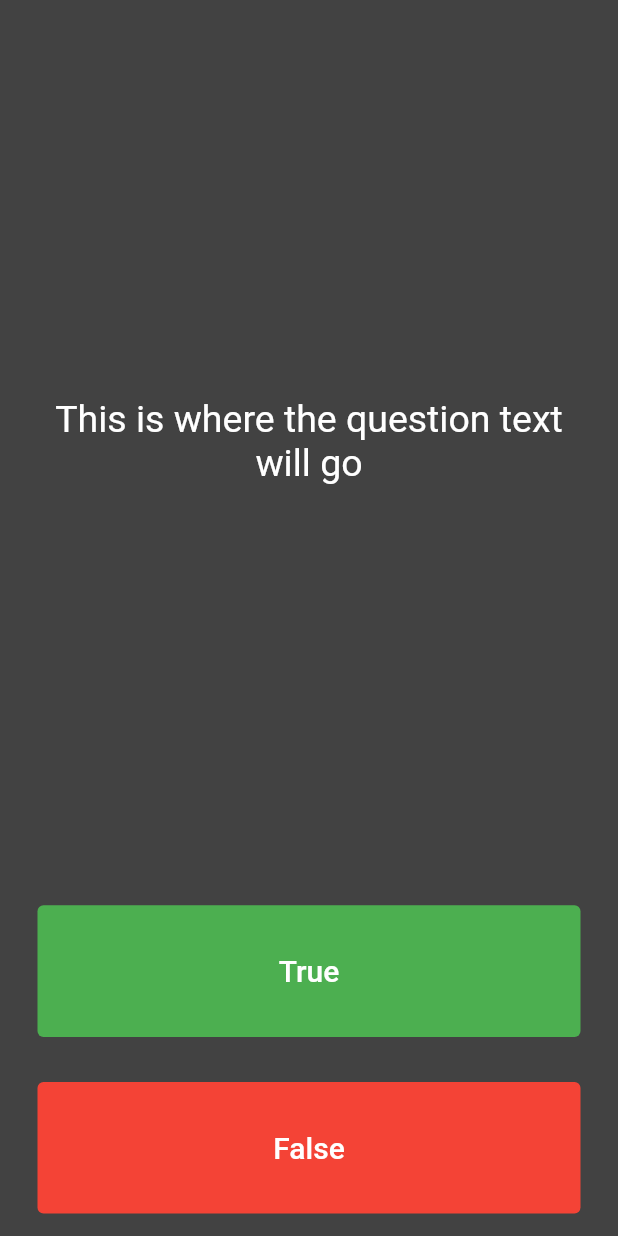
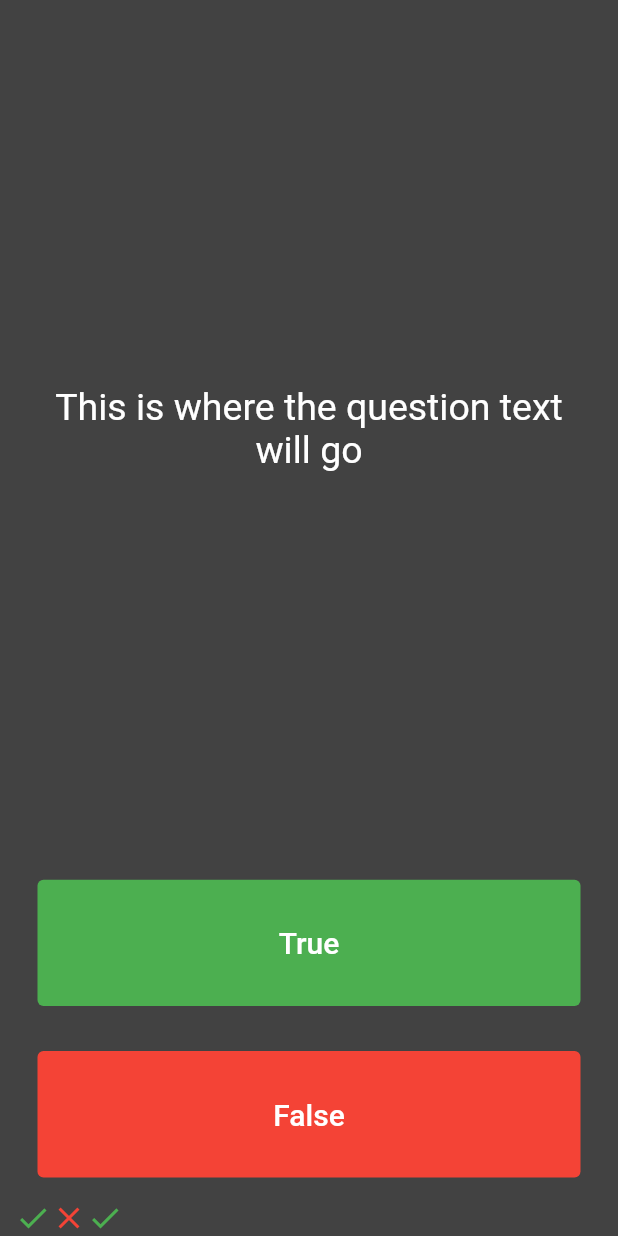
Before and after one commit to Sherange/quizzler, a Flutter app: the screen it shows after launch, after a tap on "True", on a phone screen of 412 x 824 dp. Run offline on Flutter 3.47's test engine with Material 2 defaults, Android fonts, the phone set to English and light mode, and no system bars.

Commit message:
score keeper list

```diff
--- a/lib/main.dart
+++ b/lib/main.dart
@@ -29,6 +29,16 @@ class QuizPage extends StatefulWidget {
 }
 
 class _QuizPageState extends State<QuizPage> {
+  List<Widget> scoreKeeper = [
+    const Icon(
+      Icons.check,
+      color: Colors.green,
+    ),
+    const Icon(
+      Icons.close,
+      color: Colors.red,
+    )
+  ];
   @override
   Widget build(BuildContext context) {
     return Column(
@@ -55,7 +65,14 @@ class _QuizPageState extends State<QuizPage> {
                 style: ButtonStyle(
                   backgroundColor: MaterialStateProperty.all(Colors.green),
                 ),
-                onPressed: () {},
+                onPressed: () {
+                  setState(() {
+                    scoreKeeper.add(const Icon(
+                      Icons.check,
+                      color: Colors.green,
+                    ));
+                  });
+                },
                 child: const Text(
                   'True',
                   style: TextStyle(fontSize: 20.0, color: Colors.white),
@@ -70,13 +87,23 @@ class _QuizPageState extends State<QuizPage> {
                 style: ButtonStyle(
                   backgroundColor: MaterialStateProperty.all(Colors.red),
                 ),
-                onPressed: () {},
+                onPressed: () {
+                  setState(() {
+                    scoreKeeper.add(const Icon(
+                      Icons.close,
+                      color: Colors.red,
+                    ));
+                  });
+                },
                 child: const Text(
                   'False',
                   style: TextStyle(fontSize: 20.0, color: Colors.white),
                 ),
               ),
             ),
+          ),
+          Row(
+            children: scoreKeeper,
           )
         ]);
   }
```
